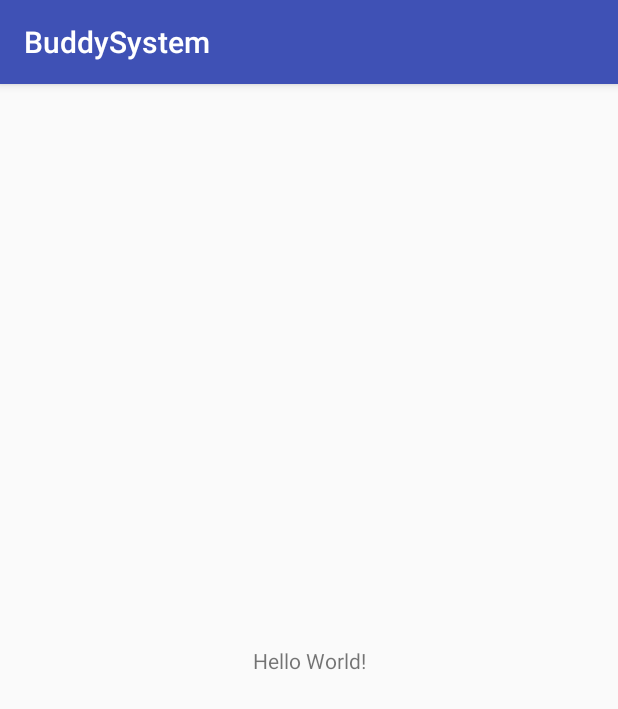
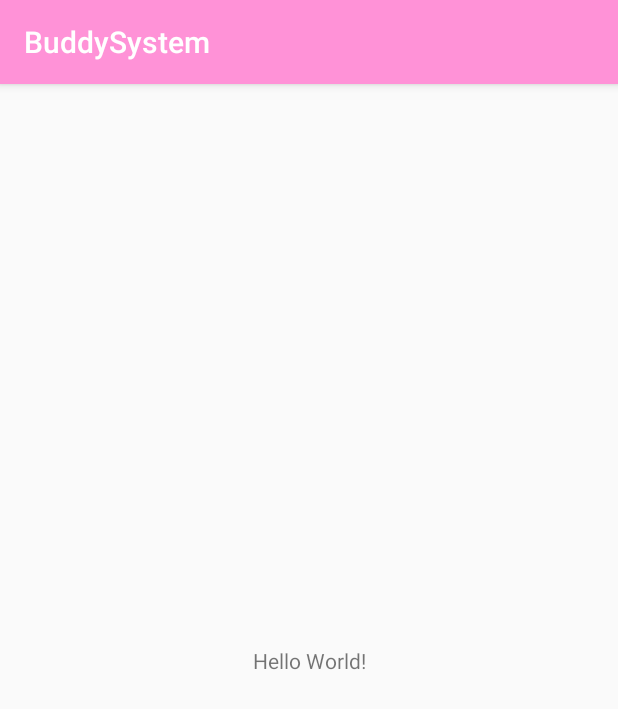
Before and after one commit to vivss/BuddySystem, an Android app: the MainActivity screen opened directly, with no data from a screen before it, on a phone screen of 412 x 824 dp. Shown: the top 709 px of the screen. Run offline under Robolectric (Android 15) with nearby library versions, the phone set to English and light mode, and no system bars.

Commit message:
colors ad thing

```diff
--- a/app/src/main/res/layout/activity_signin.xml
+++ b/app/src/main/res/layout/activity_signin.xml
@@ -63,6 +63,8 @@
 
             </android.support.design.widget.TextInputLayout>
 
+        </LinearLayout>
+
         <Button
             android:id="@+id/username_sign_in_button"
             style="?android:textAppearanceSmall"
@@ -71,7 +73,5 @@
             android:layout_marginTop="16dp"
             android:text="@string/action_sign_in"
             android:textStyle="bold" />
-
-        </LinearLayout>
     </ScrollView>
 </LinearLayout>
--- a/app/src/main/res/values/colors.xml
+++ b/app/src/main/res/values/colors.xml
@@ -1,6 +1,6 @@
 <?xml version="1.0" encoding="utf-8"?>
 <resources>
-    <color name="colorPrimary">#3F51B5</color>
-    <color name="colorPrimaryDark">#303F9F</color>
+    <color name="colorPrimary">#FF92D7</color>
+    <color name="colorPrimaryDark">#6326F4</color>
     <color name="colorAccent">#FF4081</color>
 </resources>
```
Also changed, not shown: app/src/main/java/com/example/vivian/buddysystem/SigninActivity.java (+10 -3 lines), app/src/main/java/com/example/vivian/buddysystem/model/UserList.java (+14 -0 lines). Lines whose indentation alone changed are shown as unchanged.
